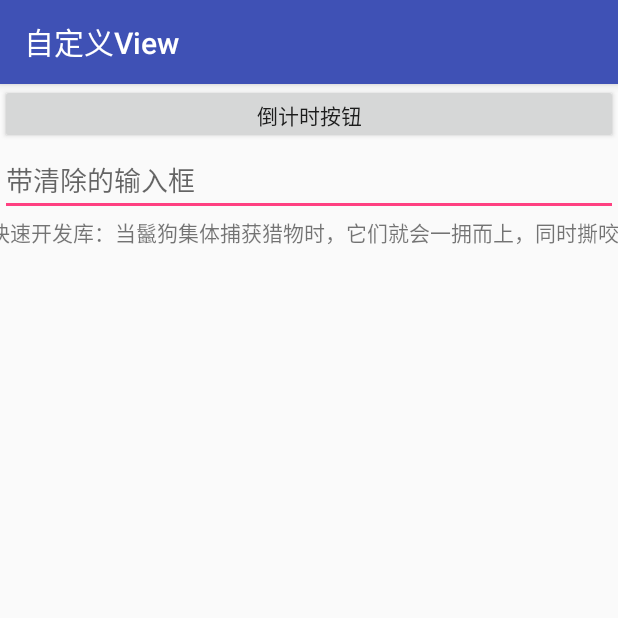
After one commit to magician-f/Hyena, an Android app: the ViewActivity screen opened directly, with no data from a screen before it, on a phone screen of 412 x 824 dp, the top half of it. The commit adds this screen. Run offline under Robolectric (Android 15) with nearby library versions, the phone set to English and light mode, and no system bars.

Commit message:
0.2.0 横向跑马灯控件

```diff
--- a/app/src/main/AndroidManifest.xml
+++ b/app/src/main/AndroidManifest.xml
@@ -16,6 +16,10 @@
                 <category android:name="android.intent.category.LAUNCHER" />
             </intent-filter>
         </activity>
+
+        <activity
+            android:name=".ViewActivity"
+            android:label="自定义View" />
     </application>
 
 </manifest>
--- /dev/null
+++ b/app/src/main/java/com/test/hyena/ViewActivity.java
@@ -0,0 +1,30 @@
+package com.test.hyena;
+
+import android.os.Bundle;
+import android.support.annotation.Nullable;
+import android.support.v7.app.AppCompatActivity;
+import android.view.View;
+
+import com.akita.hyena.view.button.CountDownButton;
+
+/**
+ * 简介:
+ * GitHub https://github.com/zapailaohei
+ * 邮箱 378741819@qq.com
+ * Created by Akita on 2017/5/2.
+ */
+public class ViewActivity extends AppCompatActivity {
+
+    @Override
+    protected void onCreate(@Nullable Bundle savedInstanceState) {
+        super.onCreate(savedInstanceState);
+        setContentView(R.layout.activity_view);
+        final CountDownButton countDownButton = (CountDownButton) findViewById(R.id.countDownButton);
+        countDownButton.setOnClickListener(new View.OnClickListener() {
+            @Override
+            public void onClick(View v) {
+                countDownButton.onStart();
+            }
+        });
+    }
+}
--- /dev/null
+++ b/app/src/main/res/drawable/ic_clear_black_24dp.xml
@@ -0,0 +1,9 @@
+<vector xmlns:android="http://schemas.android.com/apk/res/android"
+        android:width="24dp"
+        android:height="24dp"
+        android:viewportWidth="24.0"
+        android:viewportHeight="24.0">
+    <path
+        android:fillColor="#FFff0000"
+        android:pathData="M19,6.41L17.59,5 12,10.59 6.41,5 5,6.41 10.59,12 5,17.59 6.41,19 12,13.41 17.59,19 19,17.59 13.41,12z"/>
+</vector>
--- /dev/null
+++ b/app/src/main/res/layout/activity_view.xml
@@ -0,0 +1,25 @@
+<?xml version="1.0" encoding="utf-8"?>
+<LinearLayout xmlns:android="http://schemas.android.com/apk/res/android"
+    xmlns:app="http://schemas.android.com/apk/res-auto"
+    xmlns:tools="http://schemas.android.com/tools"
+    android:layout_width="match_parent"
+    android:layout_height="match_parent"
+    android:orientation="vertical"
+    tools:context="com.test.hyena.MainActivity">
+
+    <com.akita.hyena.view.button.CountDownButton
+        android:id="@+id/countDownButton"
+        android:layout_width="match_parent"
+        android:layout_height="40dp"
+        android:text="倒计时按钮" />
+
+    <com.akita.hyena.view.edittext.ClearEditText
+        android:layout_width="match_parent"
+        android:layout_height="wrap_content"
+        android:hint="带清除的输入框" />
+
+    <com.akita.hyena.view.textview.HScrollTextView
+        android:layout_width="match_parent"
+        android:layout_height="wrap_content"
+        android:text="Hyena 鬣狗快速开发库：当鬣狗集体捕获猎物时，它们就会一拥而上，同时撕咬猎物的肚子、颈部、四肢及全身各处。为了防备狮子前来掠夺它们的食物，整个族群的斑鬣狗就一起狼吞虎咽地分享这份大餐。鬣狗是效率极高的食肉动物，短短数十分钟内，猎物便只剩下骨头。HScrollTextView 横向跑马灯控件。发廊的味道，跑马灯的感觉" />
+</LinearLayout>
--- /dev/null
+++ b/hyenalibrary/src/main/java/com/akita/hyena/view/edittext/ClearEditText.java
@@ -0,0 +1,82 @@
+package com.akita.hyena.view.edittext;
+
+import android.content.Context;
+import android.content.res.TypedArray;
+import android.graphics.Rect;
+import android.graphics.drawable.Drawable;
+import android.os.Build;
+import android.support.v7.widget.AppCompatEditText;
+import android.util.AttributeSet;
+import android.view.MotionEvent;
+
+import com.akita.hyena.R;
+
+/**
+ * 简介:带清除功能的EditText
+ * GitHub https://github.com/zapailaohei
+ * 邮箱 378741819@qq.com
+ * Created by Akita on 2017/5/3.
+ */
+public class ClearEditText extends AppCompatEditText {
+
+    private Drawable mDrawable;
+
+    public ClearEditText(Context context) {
+        this(context, null);
+    }
+
+    public ClearEditText(Context context, AttributeSet attrs) {
+        super(context, attrs);
+        init(attrs);
+    }
+
+    public ClearEditText(Context context, AttributeSet attrs, int defStyleAttr) {
+        super(context, attrs, defStyleAttr);
+        init(attrs);
+    }
+
+    private void init(AttributeSet attrs) {
+        TypedArray typedArray = getContext().obtainStyledAttributes(attrs, R.styleable.ClearEditTextStyle);
+        if (typedArray == null) {
+            return;
+        }
+        int drawable = typedArray.getResourceId(R.styleable.ClearEditTextStyle_drawable_close, R.drawable.ic_clear_black_24dp);
+        if (Build.VERSION.SDK_INT >= Build.VERSION_CODES.LOLLIPOP) {
+            mDrawable = getContext().getDrawable(drawable);
+        } else {
+            mDrawable = getResources().getDrawable(drawable);
+        }
+    }
+
+    @Override
+    protected void onTextChanged(CharSequence text, int start, int lengthBefore, int lengthAfter) {
+        super.onTextChanged(text, start, lengthBefore, lengthAfter);
+        setClearIconVisible(hasFocus() && length() > 0);
+    }
+
+    @Override
+    protected void onFocusChanged(boolean focused, int direction, Rect previouslyFocusedRect) {
+        super.onFocusChanged(focused, direction, previouslyFocusedRect);
+        setClearIconVisible(focused && length() > 0);
+    }
+
+    @Override
+    public boolean onTouchEvent(MotionEvent event) {
+        switch (event.getAction()) {
+            case MotionEvent.ACTION_UP:
+                Drawable drawable = getCompoundDrawables()[2];
+                if (drawable != null && event.getX() <= (getWidth() - getPaddingRight()) && event.getX() >= (getWidth() - getPaddingRight() - drawable.getBounds().width())) {
+                    setText("");
+                }
+                break;
+            default:
+                break;
+        }
+        return super.onTouchEvent(event);
+    }
+
+    public void setClearIconVisible(boolean visible) {
+        setCompoundDrawablesWithIntrinsicBounds(getCompoundDrawables()[0], getCompoundDrawables()[1]
+                , visible ? mDrawable : null, getCompoundDrawables()[3]);
+    }
+}
--- a/hyenalibrary/src/main/java/com/akita/hyena/view/textview/HScrollTextView.java
+++ b/hyenalibrary/src/main/java/com/akita/hyena/view/textview/HScrollTextView.java
@@ -22,6 +22,11 @@ public class HScrollTextView extends AppCompatTextView {
         init();
     }
 
+    public HScrollTextView(Context context, AttributeSet attrs, int defStyleAttr) {
+        super(context, attrs, defStyleAttr);
+        init();
+    }
+
     private void init(){
         //设置跑马灯
         setEllipsize(TextUtils.TruncateAt.MARQUEE);
--- /dev/null
+++ b/hyenalibrary/src/main/res/drawable/ic_clear_black_24dp.xml
@@ -0,0 +1,10 @@
+<vector xmlns:android="http://schemas.android.com/apk/res/android"
+        android:width="24dp"
+        android:height="24dp"
+        android:viewportWidth="24.0"
+        android:viewportHeight="24.0">
+    <path
+        android:fillColor="#FF000000"
+        android:pathData="M19,6.41L17.59,5 12,10.59 6.41,5 5,6.41 10.59,12 5,17.59 6.41,19 12,13.41 17.59,19 19,17.59 13.41,12z"/>
+
+</vector>
--- a/hyenalibrary/src/main/res/values/strings.xml
+++ /dev/null
@@ -1,3 +0,0 @@
-<resources>
-    <string name="app_name">HyenaLibrary</string>
-</resources>
```
Also changed, not shown: app/src/main/java/com/test/hyena/MainActivity.java (+6 -10 lines), app/src/main/res/layout/activity_main.xml (+4 -8 lines), hyenalibrary/src/main/AndroidManifest.xml (+1 -6 lines), hyenalibrary/src/main/res/values/styles.xml (added, +9 -0 lines), 3 other files.
